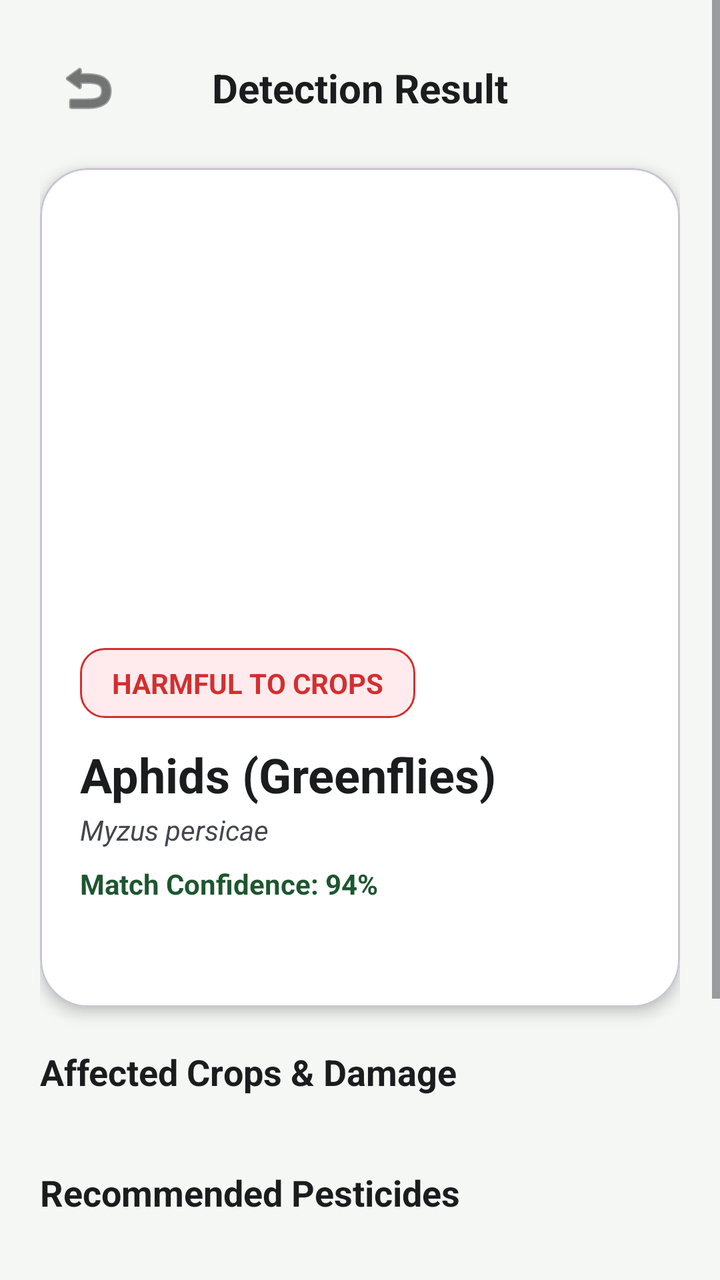
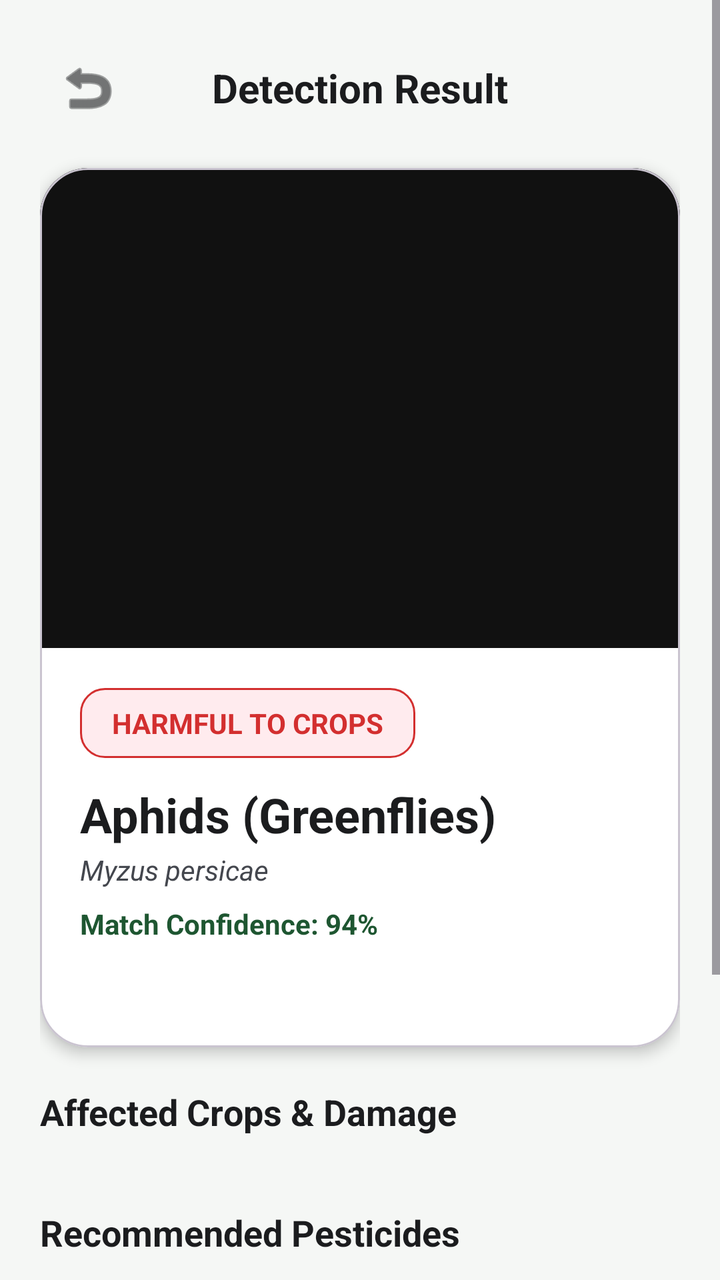

Compare the two renders of this Android layout. The source of the first and the diff that turns it into the second are given below.
<!-- AndroidManifest.xml: application theme Theme.PestDetectApp -->
<!-- res/layout/activity_result.xml -->
<?xml version="1.0" encoding="utf-8"?>
<ScrollView xmlns:android="http://schemas.android.com/apk/res/android"
    xmlns:app="http://schemas.android.com/apk/res-auto"
    android:layout_width="match_parent"
    android:layout_height="match_parent"
    android:background="@color/background_light"
    android:fillViewport="true">

    <LinearLayout
        android:layout_width="match_parent"
        android:layout_height="wrap_content"
        android:orientation="vertical"
        android:padding="20dp">

        
        <RelativeLayout
            android:layout_width="match_parent"
            android:layout_height="wrap_content"
            android:layout_marginBottom="16dp">

            <ImageButton
                android:id="@+id/btnBack"
                android:layout_width="48dp"
                android:layout_height="48dp"
                android:background="?attr/selectableItemBackgroundBorderless"
                android:contentDescription="@null"
                android:src="@android:drawable/ic_menu_revert"
                app:tint="@color/text_primary" />

            <TextView
                android:layout_width="wrap_content"
                android:layout_height="wrap_content"
                android:layout_centerInParent="true"
                android:text="@string/result_title"
                android:textColor="@color/text_primary"
                android:textSize="20sp"
                android:textStyle="bold" />
        </RelativeLayout>

        
        <com.google.android.material.card.MaterialCardView
            android:layout_width="match_parent"
            android:layout_height="wrap_content"
            android:layout_marginBottom="20dp"
            app:cardBackgroundColor="@color/surface_card"
            app:cardCornerRadius="24dp"
            app:cardElevation="4dp">

            <LinearLayout
                android:layout_width="match_parent"
                android:layout_height="wrap_content"
                android:orientation="vertical">

                <ImageView
                    android:id="@+id/ivPestResult"
                    android:layout_width="match_parent"
                    android:layout_height="220dp"
                    android:contentDescription="@null"
                    android:scaleType="centerCrop" />

                <LinearLayout
                    android:layout_width="match_parent"
                    android:layout_height="wrap_content"
                    android:orientation="vertical"
                    android:padding="20dp">

                    
                    <TextView
                        android:id="@+id/tvHarmfulBadge"
                        android:layout_width="wrap_content"
                        android:layout_height="wrap_content"
                        android:layout_marginBottom="12dp"
                        android:background="@drawable/bg_badge_harmful"
                        android:paddingHorizontal="16dp"
                        android:paddingVertical="8dp"
                        android:text="@string/badge_harmful"
                        android:textColor="@color/harmful_red"
                        android:textSize="14sp"
                        android:textStyle="bold" />

                    <TextView
                        android:id="@+id/tvPestName"
                        android:layout_width="wrap_content"
                        android:layout_height="wrap_content"
                        android:text="Aphids (Greenflies)"
                        android:textColor="@color/text_primary"
                        android:textSize="24sp"
                        android:textStyle="bold" />

                    <TextView
                        android:id="@+id/tvScientificName"
                        android:layout_width="wrap_content"
                        android:layout_height="wrap_content"
                        android:layout_marginTop="2dp"
                        android:text="Myzus persicae"
                        android:textColor="@color/text_secondary"
                        android:textSize="14sp"
                        android:textStyle="italic" />

                    <TextView
                        android:id="@+id/tvConfidenceScore"
                        android:layout_width="wrap_content"
                        android:layout_height="wrap_content"
                        android:layout_marginTop="8dp"
                        android:text="Match Confidence: 94%"
                        android:textColor="@color/green_primary"
                        android:textSize="14sp"
                        android:textStyle="bold" />

                    <TextView
                        android:id="@+id/tvPestDescription"
                        android:layout_width="match_parent"
                        android:layout_height="wrap_content"
                        android:layout_marginTop="12dp"
                        android:textColor="@color/text_secondary"
                        android:textSize="15sp" />

                </LinearLayout>

            </LinearLayout>
        </com.google.android.material.card.MaterialCardView>

        
        <TextView
            android:layout_width="wrap_content"
            android:layout_height="wrap_content"
            android:layout_marginBottom="12dp"
            android:text="@string/affected_crops_title"
            android:textColor="@color/text_primary"
            android:textSize="18sp"
            android:textStyle="bold" />

        <androidx.recyclerview.widget.RecyclerView
            android:id="@+id/rvAffectedCrops"
            android:layout_width="match_parent"
            android:layout_height="wrap_content"
            android:layout_marginBottom="24dp"
            android:nestedScrollingEnabled="false" />

        
        <TextView
            android:layout_width="wrap_content"
            android:layout_height="wrap_content"
            android:layout_marginBottom="12dp"
            android:text="@string/recommended_pesticides_title"
            android:textColor="@color/text_primary"
            android:textSize="18sp"
            android:textStyle="bold" />

        <androidx.recyclerview.widget.RecyclerView
            android:id="@+id/rvPesticides"
            android:layout_width="match_parent"
            android:layout_height="wrap_content"
            android:layout_marginBottom="24dp"
            android:nestedScrollingEnabled="false" />

        
        <com.google.android.material.button.MaterialButton
            android:id="@+id/btnShare"
            android:layout_width="match_parent"
            android:layout_height="60dp"
            android:layout_marginBottom="12dp"
            android:text="@string/share_result"
            android:textSize="16sp"
            app:backgroundTint="@color/green_accent"
            app:cornerRadius="16dp"
            app:icon="@android:drawable/ic_menu_share" />

        <com.google.android.material.button.MaterialButton
            android:id="@+id/btnConsultExpert"
            style="@style/Widget.Material3.Button.OutlinedButton"
            android:layout_width="match_parent"
            android:layout_height="60dp"
            android:layout_marginBottom="24dp"
            android:text="@string/consult_expert"
            android:textColor="@color/green_primary"
            android:textSize="16sp"
            app:cornerRadius="16dp"
            app:strokeColor="@color/green_primary"
            app:strokeWidth="2dp" />

    </LinearLayout>
</ScrollView>
<!-- resources referenced by this layout -->
<resources>
  <color name="background_light">#F5F7F5</color>
  <color name="green_accent">#4C9A2A</color>
  <color name="green_primary">#1E5631</color>
  <color name="harmful_red">#D32F2F</color>
  <color name="surface_card">#FFFFFF</color>
  <color name="text_primary">#1B1C1E</color>
  <color name="text_secondary">#44474E</color>
  <!-- drawable bg_badge_harmful (drawable) -->
  <?xml version="1.0" encoding="utf-8"?>
  <shape xmlns:android="http://schemas.android.com/apk/res/android"
      android:shape="rectangle">
      <solid android:color="@color/harmful_red_bg" />
      <corners android:radius="12dp" />
      <stroke android:width="1dp" android:color="@color/harmful_red" />
  </shape>
  <string name="affected_crops_title">Affected Crops &amp; Damage</string>
  <string name="badge_harmful">HARMFUL TO CROPS</string>
  <string name="consult_expert">Consult Agriculture Expert</string>
  <string name="recommended_pesticides_title">Recommended Pesticides</string>
  <string name="result_title">Detection Result</string>
  <string name="share_result">Share on WhatsApp / SMS</string>
  <style name="Theme.PestDetectApp" parent="Theme.Material3.DayNight.NoActionBar">
          
          <item name="colorPrimary">@color/green_primary</item>
          <item name="colorPrimaryVariant">@color/green_primary_dark</item>
          <item name="colorOnPrimary">@color/white</item>
          
          <item name="colorSecondary">@color/green_accent</item>
          <item name="colorOnSecondary">@color/white</item>
          
          <item name="android:statusBarColor">@color/green_primary_dark</item>
          <item name="android:windowLightStatusBar">false</item>
          <item name="android:windowBackground">@color/background_light</item>
      </style>
  <color name="harmful_red_bg">#FFEBEE</color>
  <color name="green_primary_dark">#143B21</color>
  <color name="white">#FFFFFF</color>
</resources>

<!-- the commit's change to res/layout/activity_result.xml (unified diff, before → after) -->
@@ -54,9 +54,11 @@
                 <ImageView
                     android:id="@+id/ivPestResult"
                     android:layout_width="match_parent"
-                    android:layout_height="220dp"
+                    android:layout_height="240dp"
+                    android:adjustViewBounds="true"
+                    android:background="#111111"
                     android:contentDescription="@null"
-                    android:scaleType="centerCrop" />
+                    android:scaleType="fitCenter" />
 
                 <LinearLayout
                     android:layout_width="match_parent"
